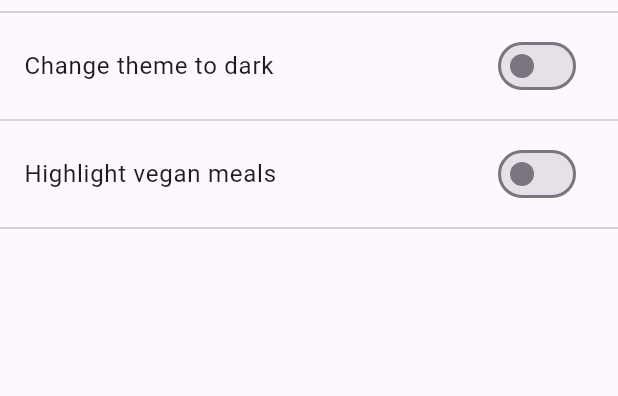
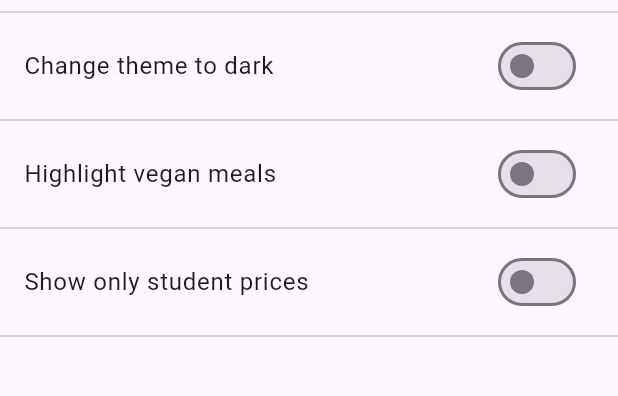
Before and after one commit to SoundSonic1/SimpleMensa_Flutter, a Flutter app: the SettingsScreen screen opened directly, on a phone screen of 412 x 824 dp, the part 84-480 px from its top. Run offline on Flutter 3.47's test engine with Material 3 defaults, Android fonts, the phone set to English and light mode, and no system bars; our stand-ins replace dio, flutter_bloc, flutter_svg, objectbox, package_info_plus, page_transition and 1 more; generated files the repository leaves out were written again; network calls fail.

Commit message:
Add filter for student prices

```diff
--- a/lib/data/model/user_settings.dart
+++ b/lib/data/model/user_settings.dart
@@ -8,6 +8,7 @@ class UserSettings {
     this.canteenOrder = const [],
     this.useDarkTheme = false,
     this.highlightVegan = false,
+      this.showOnlyStudentPrices = false,
       this.version});
 
   @Id(assignable: true)
@@ -16,18 +17,22 @@ class UserSettings {
   final List<int> canteenOrder;
   final bool useDarkTheme;
   final bool highlightVegan;
+  final bool showOnlyStudentPrices;
   final String? version;
 
   UserSettings copyWith({
     List<int>? canteenOrder,
     bool? useDarkTheme,
     bool? highlightVegan,
+    bool? showOnlyStudentPrices,
     String? version,
   }) {
     return UserSettings(
         canteenOrder: canteenOrder ?? this.canteenOrder,
         useDarkTheme: useDarkTheme ?? this.useDarkTheme,
         highlightVegan: highlightVegan ?? this.highlightVegan,
+        showOnlyStudentPrices:
+            showOnlyStudentPrices ?? this.showOnlyStudentPrices,
         version: version ?? this.version);
   }
 }
--- a/lib/l10n/app_de.arb
+++ b/lib/l10n/app_de.arb
@@ -8,5 +8,6 @@
   "settings": "Einstellungen",
   "settings_highlight_vegan": "Hebe vegane Gerichte hervor",
   "settings_change_theme": "Ändere das Design in dunkel",
+  "settings_show_only_student_prices": "Zeige nur Studentenpreise an",
   "init_dialog_content": "Du kannst die Reihenfolge der Mensen per Drag & Drop ändern. Viel Spaß!"
 }
--- a/lib/l10n/app_en.arb
+++ b/lib/l10n/app_en.arb
@@ -8,5 +8,6 @@
   "settings": "Settings",
   "settings_highlight_vegan": "Highlight vegan meals",
   "settings_change_theme": "Change theme to dark",
+  "settings_show_only_student_prices": "Show only student prices",
   "init_dialog_content": "You can change the order of the canteens via drag and drop. Have fun!"
 }
--- a/lib/ui/canteen/widget/meal_card.dart
+++ b/lib/ui/canteen/widget/meal_card.dart
@@ -51,7 +51,7 @@ class MealCard extends StatelessWidget {
                     )
                   ],
                   Text(
-                    meal.formattedPrices(),
+                    meal.formattedPrices(userSettings.showOnlyStudentPrices),
                     style: const TextStyle(fontWeight: FontWeight.w500),
                   ),
                 ],
--- a/lib/ui/home/home_screen.dart
+++ b/lib/ui/home/home_screen.dart
@@ -32,7 +32,7 @@ class HomeScreen extends StatelessWidget {
             title: SimpleMensa.title,
           ),
           drawer: const SimpleDrawer(
-            selectedIndex: 0,
+            page: DrawerPage.canteens,
           ),
           body: BlocBuilder<HomeBloc, HomeState>(builder: _buildBody)));
 
--- a/lib/ui/settings/settings_screen.dart
+++ b/lib/ui/settings/settings_screen.dart
@@ -35,7 +35,7 @@ class SettingsScreen extends StatelessWidget {
             title: context.loc.settings,
           ),
           drawer: const SimpleDrawer(
-            selectedIndex: 1,
+            page: DrawerPage.settings,
           ),
           body: BlocBuilder<SettingsBloc, SettingsState>(
               builder: (context, state) {
@@ -81,6 +81,18 @@ class SettingsScreen extends StatelessWidget {
           ),
         ),
         const Divider(),
+        ListTile(
+          title: Text(context.loc.settings_show_only_student_prices),
+          trailing: Switch(
+            value: settings.userSettings.showOnlyStudentPrices,
+            onChanged: (value) {
+              context.read<SettingsBloc>().add(SettingsSetInput(
+                  userSettings: settings.userSettings
+                      .copyWith(showOnlyStudentPrices: value)));
+            },
+          ),
+        ),
+        const Divider(),
       ],
     );
   }
--- a/lib/util/constants.dart
+++ b/lib/util/constants.dart
@@ -5,7 +5,7 @@ class Constants {
   static const canteenImageUrl =
       'https://static.studentenwerk-dresden.de/mensen/mensen-cafeterien-aussenansichten/';
   static const dateFormat = 'yyyy-MM-dd';
-  static const germanDateFormat = 'dd.MM.yyyy';
+  static const germanDateFormat = 'dd.MM.';
   static const projectUrl =
       'https://github.com/SoundSonic1/SimpleMensa_Flutter';
   static const userId = 1;
--- a/pubspec.yaml
+++ b/pubspec.yaml
@@ -2,7 +2,7 @@ name: simple_mensa
 description: "A Mensa app written in Flutter"
 publish_to: 'none' # Remove this line if you wish to publish to pub.dev
 
-version: 1.0.0+2
+version: 1.0.1+3
 
 environment:
   sdk: '>=3.4.3 <4.0.0'
```
Also changed, not shown: lib/data/model/meal.dart (+10 -1 lines), lib/objectbox-model.json (+6 -1 lines), lib/ui/about/about_screen.dart (+22 -5 lines), lib/ui/canteen/canteen_screen.dart (+9 -4 lines), lib/ui/widget/simple_drawer.dart (+7 -5 lines), lib/objectbox.g.dart.
